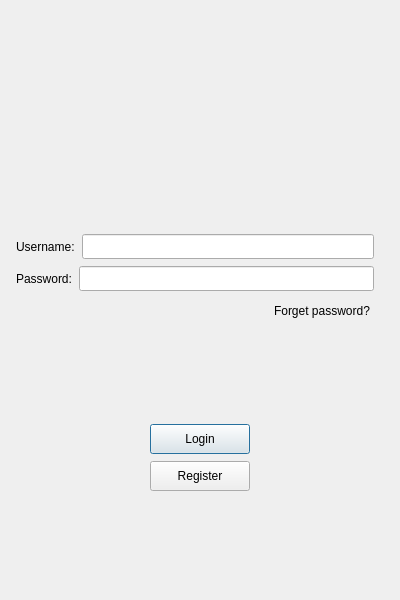
The window that logindialog.ui (KieranGao/OxyChat) describes before a commit, drawn with Qt 5.
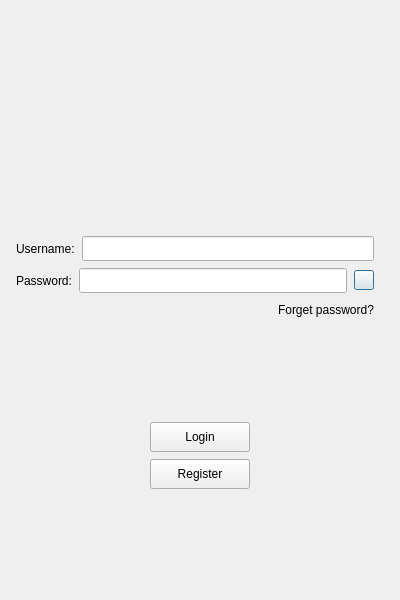
The same window after the commit. Icons and pictures are not drawn.

Commit message: ADDED PASSWORD RESET DIALOG AND ADDED INVISIBLE PASSWORD MODULE

Diff of the .ui file:
```diff
--- a/logindialog.ui
+++ b/logindialog.ui
@@ -193,6 +193,53 @@
          </property>
         </widget>
        </item>
+       <item>
+        <widget class="QPushButton" name="showpass">
+         <property name="minimumSize">
+          <size>
+           <width>20</width>
+           <height>20</height>
+          </size>
+         </property>
+         <property name="maximumSize">
+          <size>
+           <width>20</width>
+           <height>20</height>
+          </size>
+         </property>
+         <property name="cursor">
+          <cursorShape>PointingHandCursor</cursorShape>
+         </property>
+         <property name="styleSheet">
+          <string notr="true">QPushButton[showpass = &quot;false&quot;] {
+    border: none;           
+    background-color: transparent;
+    border-image: url(:/icons/invisible.png);
+}
+
+QPushButton[showpass = &quot;true&quot;] {
+    border: none;           
+    background-color: transparent;
+    border-image: url(:/icons/visible.png);
+}
+
+QPushButton:hover[showpass = &quot;true&quot;] {
+    border: none;           
+    background-color: transparent;
+    border-image: url(:/icons/visiblehover.png);
+}
+
+QPushButton:hover[showpass = &quot;false&quot;] {
+    border: none;           
+    background-color: transparent;
+    border-image: url(:/icons/invisiblehover.png);
+}</string>
+         </property>
+         <property name="text">
+          <string/>
+         </property>
+        </widget>
+       </item>
       </layout>
      </item>
      <item>
@@ -214,21 +261,24 @@
         </spacer>
        </item>
        <item>
-        <widget class="QLabel" name="forgetlabel">
-         <property name="minimumSize">
-          <size>
-           <width>0</width>
-           <height>25</height>
-          </size>
+        <widget class="QPushButton" name="forgotbtn">
+         <property name="cursor">
+          <cursorShape>PointingHandCursor</cursorShape>
          </property>
-         <property name="maximumSize">
-          <size>
-           <width>16777215</width>
-           <height>25</height>
-          </size>
+         <property name="styleSheet">
+          <string notr="true">QPushButton {
+    border: none;           
+    background-color: transparent;
+}
+
+QPushButton:hover{
+	border: none;           
+    background-color: transparent;
+	color:rgb(18, 150, 219);
+}</string>
          </property>
          <property name="text">
-          <string>Forget password? </string>
+          <string>Forget password?</string>
          </property>
         </widget>
        </item>
```
The commit also changes 502 other files.
